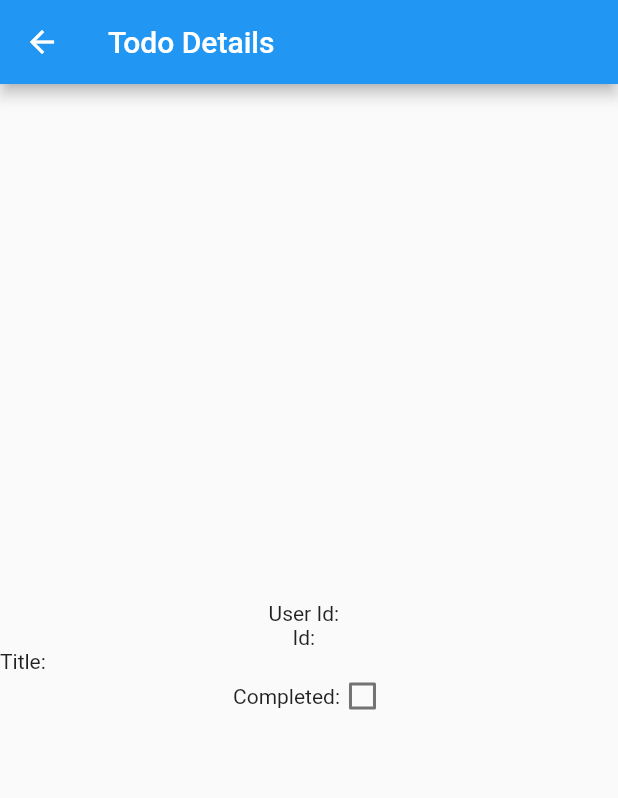
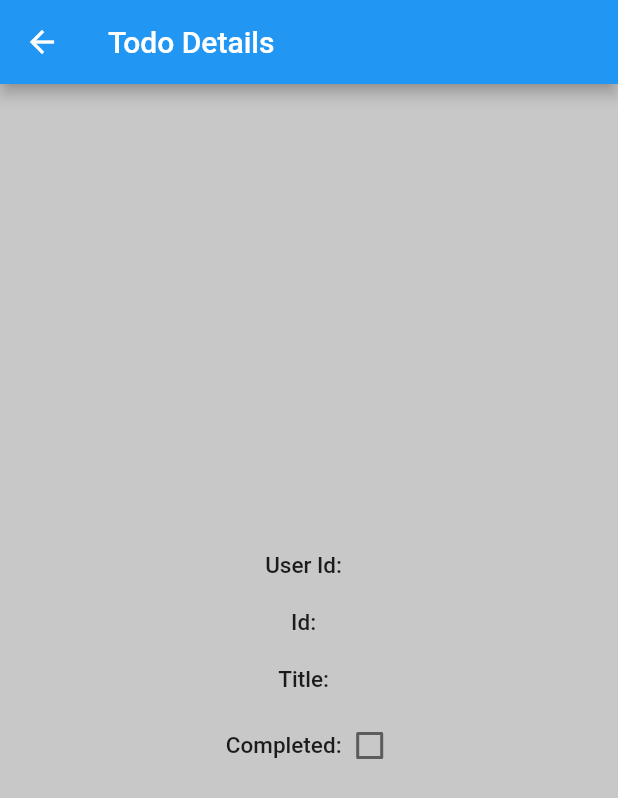
Before and after one commit to Abdullah272056/list_of_todos, a Flutter app: the TodoDetailsPage screen opened directly with empty values, on a phone screen of 412 x 824 dp. Shown: the top 798 px of the screen. Run offline on Flutter 3.47's test engine with Material 2 defaults, Android fonts, the phone set to English and light mode, and no system bars; our stand-ins replace fluttertoast, get.

Commit message:
details page text style add

```diff
--- a/lib/view/TodoDetailsPage.dart
+++ b/lib/view/TodoDetailsPage.dart
@@ -24,6 +24,9 @@ class TodoDetailsPage extends StatelessWidget {
         ),
         body: Center(
 
+          child: Container(
+            color: Colors.black.withOpacity(.2),
+            padding: EdgeInsets.only(left: 20,right: 20),
             child: Column(
               mainAxisAlignment: MainAxisAlignment.center,
               children: [
@@ -32,7 +35,12 @@ class TodoDetailsPage extends StatelessWidget {
                   mainAxisAlignment: MainAxisAlignment.center,
                   children: [
 
-                  Text("User Id: "),
+                    Text("User Id: ",
+                    style: TextStyle(
+                      fontSize: 15,
+                      fontWeight: FontWeight.w500
+                    ),
+                    ),
                     Obx(() =>
                         Text(" ${todoDetailsController.userId}"),
                     )
@@ -40,11 +48,17 @@ class TodoDetailsPage extends StatelessWidget {
 
                   ],
                 ),
+                SizedBox(height: 20,),
                 Row(
                   mainAxisAlignment: MainAxisAlignment.center,
                   children: [
+                    Text("Id: ",
+                      style: TextStyle(
+                          fontSize: 15,
+                          fontWeight: FontWeight.w500
+                      ),
+                    ),
 
-                  Text("Id: "),
                     Obx(() =>
                         Text(" ${todoDetailsController.id1}"),
                     )
@@ -52,23 +66,40 @@ class TodoDetailsPage extends StatelessWidget {
 
                   ],
                 ),
+                SizedBox(height: 20,),
                 Row(
                   mainAxisAlignment: MainAxisAlignment.center,
                   children: [
+                    Text("Title: ",
+                      style: TextStyle(
+                          fontSize: 15,
+                          fontWeight: FontWeight.w500
+                      ),
+                    ),
 
-                  Text("Title: "),
-                  Expanded(child: Obx(() =>
+                    Flexible(
+                        child: Obx(() =>
                             Text(" ${todoDetailsController.title}"),
                         ))
 
 
 
+
+
+
                   ],
                 ),
+                SizedBox(height: 20,),
                 Row(
                   mainAxisAlignment: MainAxisAlignment.center,
                   children: [
-                  Text("Completed:"),
+                    Text("Completed: ",
+                      style: TextStyle(
+                          fontSize: 15,
+                          fontWeight: FontWeight.w500
+                      ),
+                    ),
+
                     SizedBox(
                         height: 30,
                         width: 30,
@@ -94,6 +125,7 @@ class TodoDetailsPage extends StatelessWidget {
 
               ],
             ),
+          ),
         )
 
     );
```
Lines whose indentation alone changed are shown as unchanged.
